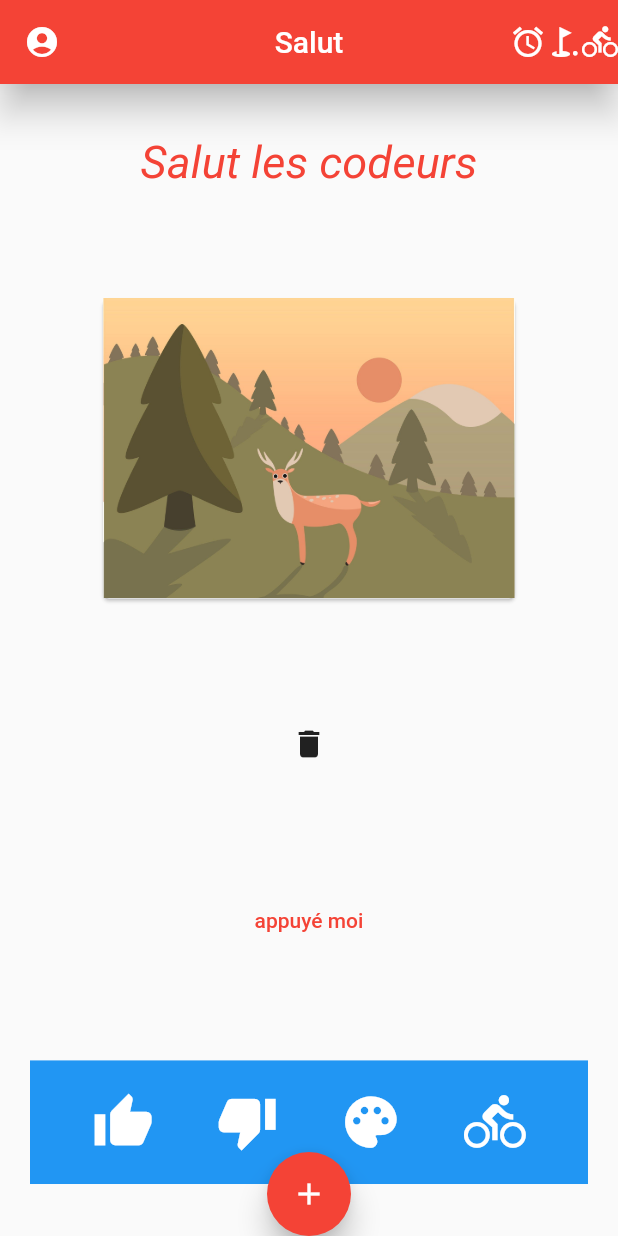
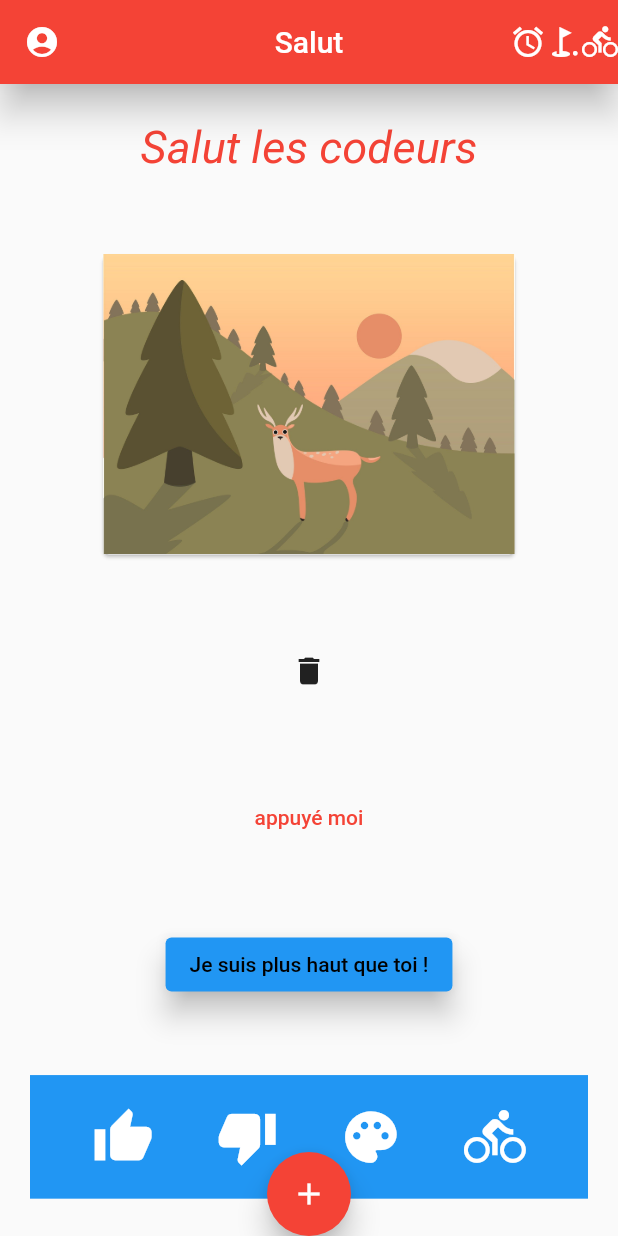
Before and after one commit to Lebeil/flutter_mobile, a Flutter app: the screen it shows after launch, on a phone screen of 412 x 824 dp. Run offline on Flutter 3.47's test engine with Material 2 defaults, Android fonts, the phone set to English and light mode, and no system bars.

Commit message:
add ElevatedButton = raisedButton

```diff
--- a/lib/main.dart
+++ b/lib/main.dart
@@ -81,7 +81,15 @@ class _Home extends State<Home> {
               child: const Text(
                 'appuyé moi',
               ),
-
+            ),
+            ElevatedButton(
+              onPressed: boutonAppuye,
+              child: const Text('Je suis plus haut que toi !'),
+              style: ElevatedButton.styleFrom(
+                onPrimary: Colors.black,
+                primary: Colors.blue,
+                elevation: 8,
+              )
             ),
             Container(
               height: largeur / 5,
```
